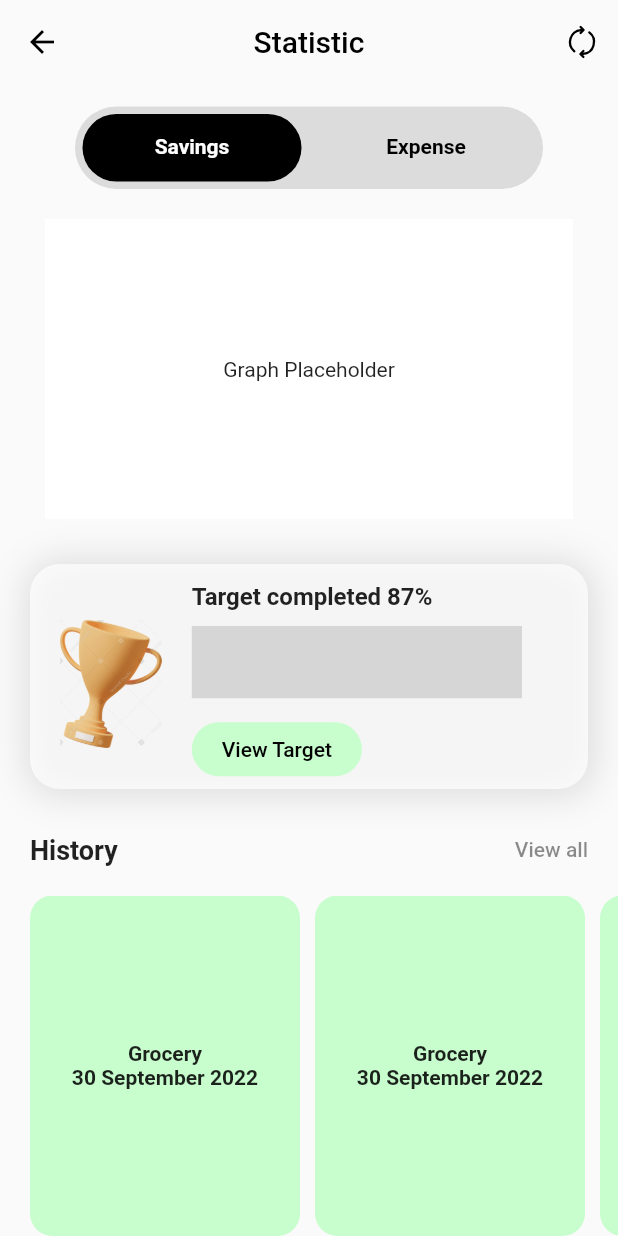
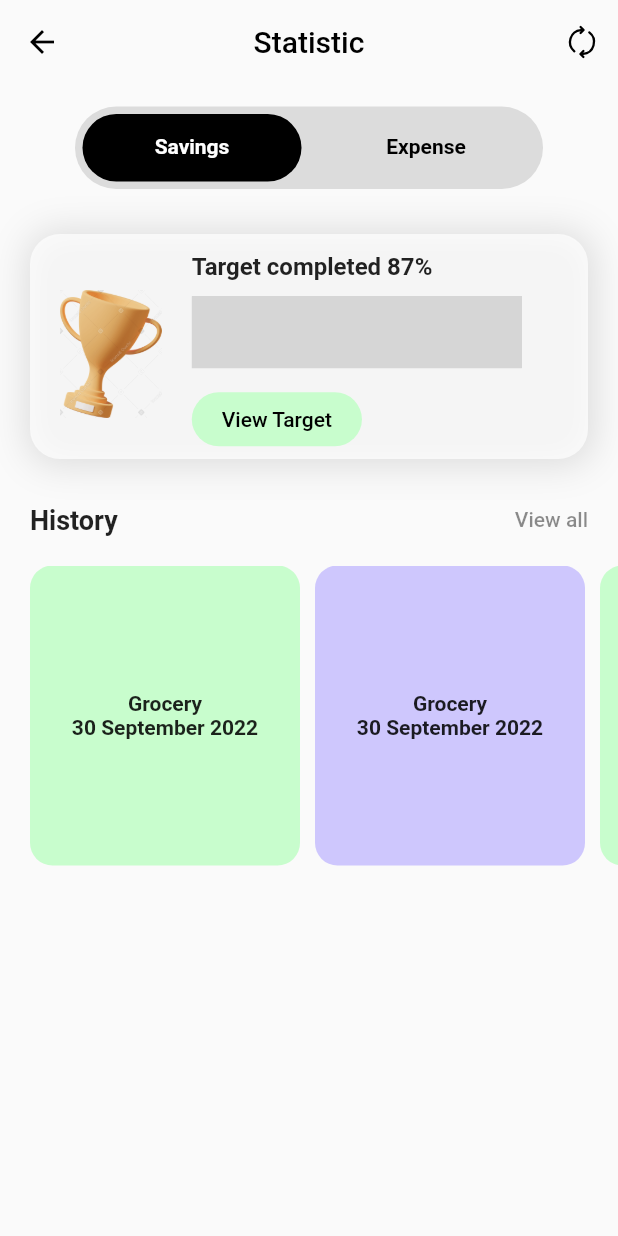
Before and after one commit to webrror/bankapp_ui, a Flutter app: the Statistic screen opened by its route, on a phone screen of 412 x 824 dp. Run offline on Flutter 3.47's test engine with Material 2 defaults, Android fonts, the phone set to English and light mode, and no system bars; our stand-ins replace bubble_tab_indicator, fluentui_system_icons, font_awesome_flutter; missing offline and left inert: linear_progress_bar; network calls fail; grey boxes are pictures that could not be loaded.

Commit message:
added screenshots, code formatted

```diff
--- a/lib/home.dart
+++ b/lib/home.dart
@@ -16,7 +16,7 @@ class Home extends StatelessWidget {
     return Scaffold(
       appBar: AppBar(
         elevation: 0,
-        backgroundColor: Color.fromRGBO(200, 253, 205, 1),
+        backgroundColor: const Color.fromRGBO(200, 253, 205, 1),
         leading: IconButton(
             onPressed: () {},
             icon: const Icon(
--- a/lib/statistic.dart
+++ b/lib/statistic.dart
@@ -1,11 +1,9 @@
 import 'package:bankapp_ui/widgets/target_card.dart';
 import 'package:bubble_tab_indicator/bubble_tab_indicator.dart';
-import 'package:fl_chart/fl_chart.dart';
+
 import 'package:fluentui_system_icons/fluentui_system_icons.dart';
 import 'package:flutter/material.dart';
 import 'package:flutter/services.dart';
-import 'package:flutter/src/widgets/container.dart';
-import 'package:flutter/src/widgets/framework.dart';
 
 class Statistic extends StatefulWidget {
   const Statistic({super.key});
@@ -16,10 +14,13 @@ class Statistic extends StatefulWidget {
 }
 
 class _StatisticState extends State<Statistic> {
+  List<Color> color = const [
+    Color.fromRGBO(200, 253, 205, 1),
+    Color.fromRGBO(206, 199, 253, 1),
+    Color.fromRGBO(200, 253, 205, 1),
+  ];
   @override
   Widget build(BuildContext context) {
-    final height = MediaQuery.of(context).size.height;
-    final width = MediaQuery.of(context).size.width;
     return DefaultTabController(
       length: 2,
       animationDuration: const Duration(milliseconds: 200),
@@ -27,8 +28,8 @@ class _StatisticState extends State<Statistic> {
           appBar: AppBar(
             centerTitle: true,
             elevation: 0,
-            systemOverlayStyle:
-                SystemUiOverlayStyle(statusBarIconBrightness: Brightness.light),
+            systemOverlayStyle: const SystemUiOverlayStyle(
+                statusBarIconBrightness: Brightness.light),
             iconTheme: const IconThemeData(color: Colors.black),
             backgroundColor: Colors.transparent,
             title: const Text(
@@ -38,7 +39,7 @@ class _StatisticState extends State<Statistic> {
             actions: [
               IconButton(
                   onPressed: () {},
-                  icon: Icon(FluentIcons.arrow_sync_16_regular))
+                  icon: const Icon(FluentIcons.arrow_sync_16_regular))
             ],
             bottom: PreferredSize(
               preferredSize: const Size(double.infinity, 70),
@@ -82,20 +83,20 @@ class _StatisticState extends State<Statistic> {
           ),
           body: Column(
             children: [
-              Padding(
-                padding: const EdgeInsets.only(top: 20.0, left: 30, right: 30),
-                child: Container(
-                  height: 200,
-                  width: double.infinity,
-                  color: Colors.white,
-                  child: const Center(child: Text("Graph Placeholder")),
-                ),
-              ),
+              // Padding(
+              //   padding: const EdgeInsets.only(top: 20.0, left: 30, right: 30),
+              //   child: Container(
+              //     height: 200,
+              //     width: double.infinity,
+              //     color: Colors.white,
+              //     child: const Center(child: Text("Graph Placeholder")),
+              //   ),
+              // ),
               const SizedBox(
                 height: 20,
               ),
-              Padding(
-                padding: const EdgeInsets.only(top: 10.0, left: 20, right: 20),
+              const Padding(
+                padding: EdgeInsets.only(top: 10.0, left: 20, right: 20),
                 child: TargetCard(
                   percentage: 87,
                 ),
@@ -118,21 +119,22 @@ class _StatisticState extends State<Statistic> {
                   ],
                 ),
               ),
-              SizedBox(
+              const SizedBox(
                 height: 20,
               ),
-              Expanded(
+              SizedBox(
+                height: 200,
                 child: Padding(
                   padding: const EdgeInsets.only(left: 20.0),
                   child: ListView.builder(
                     scrollDirection: Axis.horizontal,
-                    itemCount: 4,
+                    itemCount: 3,
                     itemBuilder: (context, index) {
                       return Container(
                         width: 180,
                         height: 180,
                         decoration: BoxDecoration(
-                            color: Color.fromRGBO(200, 253, 205, 1),
+                            color: color[index],
                             borderRadius: BorderRadius.circular(15)),
                         margin: const EdgeInsets.only(right: 10),
                         child: Padding(
@@ -140,7 +142,7 @@ class _StatisticState extends State<Statistic> {
                           child: Column(
                             crossAxisAlignment: CrossAxisAlignment.center,
                             mainAxisAlignment: MainAxisAlignment.center,
-                            children: [
+                            children: const [
                               Text(
                                 "Grocery",
                                 style: TextStyle(fontWeight: FontWeight.bold),
--- a/lib/widgets/target_card.dart
+++ b/lib/widgets/target_card.dart
@@ -1,7 +1,4 @@
 import 'package:flutter/material.dart';
-import 'package:flutter/rendering.dart';
-import 'package:flutter/src/widgets/container.dart';
-import 'package:flutter/src/widgets/framework.dart';
 import 'package:linear_progress_bar/linear_progress_bar.dart';
 
 class TargetCard extends StatelessWidget {
@@ -19,7 +16,7 @@ class TargetCard extends StatelessWidget {
       decoration: BoxDecoration(
           borderRadius: BorderRadius.circular(20),
           color: Colors.white70,
-          boxShadow: [
+          boxShadow: const [
             BoxShadow(
               color: Colors.black12,
               offset: Offset(
@@ -38,7 +35,7 @@ class TargetCard extends StatelessWidget {
               'assets/images/trophy.png',
               height: 85,
             ),
-            SizedBox(
+            const SizedBox(
               width: 20,
             ),
             Column(
@@ -47,9 +44,10 @@ class TargetCard extends StatelessWidget {
               children: [
                 Text(
                   "Target completed $percentage%",
-                  style: TextStyle(fontWeight: FontWeight.bold, fontSize: 16),
+                  style: const TextStyle(
+                      fontWeight: FontWeight.bold, fontSize: 16),
                 ),
-                SizedBox(
+                const SizedBox(
                   height: 10,
                 ),
                 SizedBox(
@@ -59,29 +57,29 @@ class TargetCard extends StatelessWidget {
                     progressType: LinearProgressBar
                         .progressTypeLinear, // Use Linear progress
                     currentStep: 4,
-                    progressColor: Color.fromRGBO(194, 186, 245, 1),
+                    progressColor: const Color.fromRGBO(194, 186, 245, 1),
                     backgroundColor: Colors.grey,
                   ),
                 ),
-                SizedBox(
+                const SizedBox(
                   height: 10,
                 ),
                 TextButton(
                   onPressed: () {},
-                  child: Text(
-                    "View Target",
-                    style: TextStyle(color: Colors.black),
-                  ),
                   style: ButtonStyle(
                       padding: MaterialStateProperty.all<EdgeInsetsGeometry>(
-                          EdgeInsets.symmetric(horizontal: 20)),
+                          const EdgeInsets.symmetric(horizontal: 20)),
                       shape: MaterialStateProperty.all<OutlinedBorder>(
                         RoundedRectangleBorder(
                           borderRadius: BorderRadius.circular(50.0),
                         ),
                       ),
                       backgroundColor: MaterialStateProperty.all<Color>(
-                          Color.fromRGBO(200, 253, 205, 1))),
+                          const Color.fromRGBO(200, 253, 205, 1))),
+                  child: const Text(
+                    "View Target",
+                    style: TextStyle(color: Colors.black),
+                  ),
                 )
               ],
             )
--- a/lib/widgets/totalsentdata.dart
+++ b/lib/widgets/totalsentdata.dart
@@ -1,7 +1,4 @@
-import 'package:flutter/cupertino.dart';
 import 'package:flutter/material.dart';
-import 'package:flutter/src/widgets/container.dart';
-import 'package:flutter/src/widgets/framework.dart';
 import 'package:intl/intl.dart';
 
 class TotalSentData extends StatefulWidget {
```
Also changed, not shown: lib/main.dart (+0 -9 lines), lib/widgets/card_ui.dart (+17 -9 lines), 2 other files.
